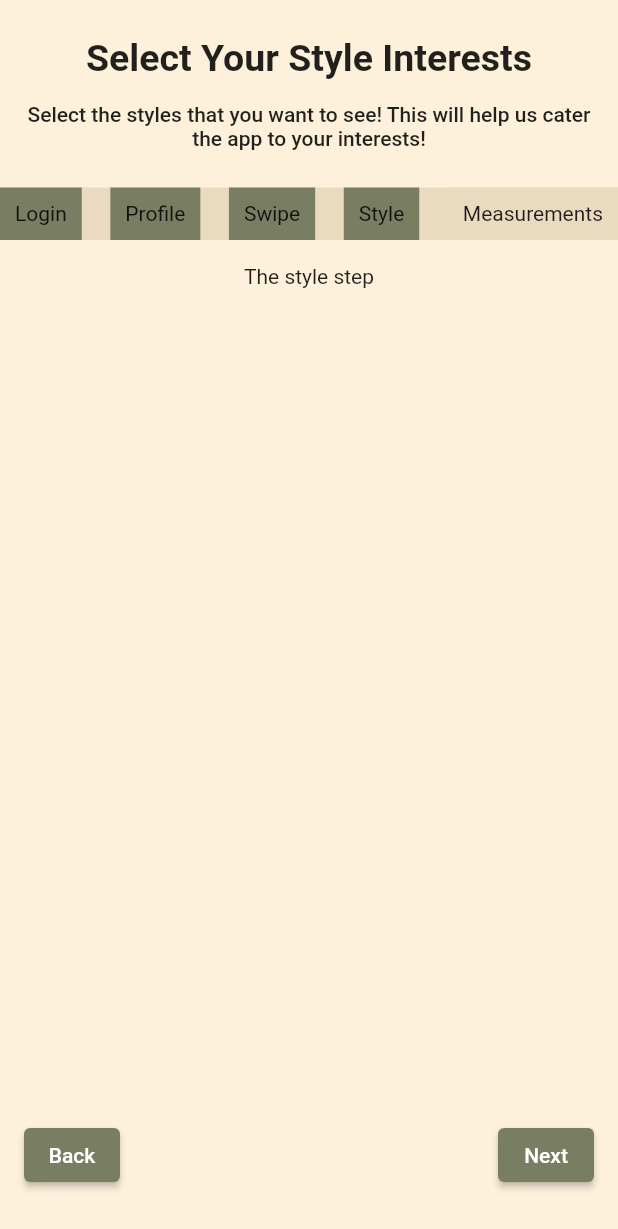
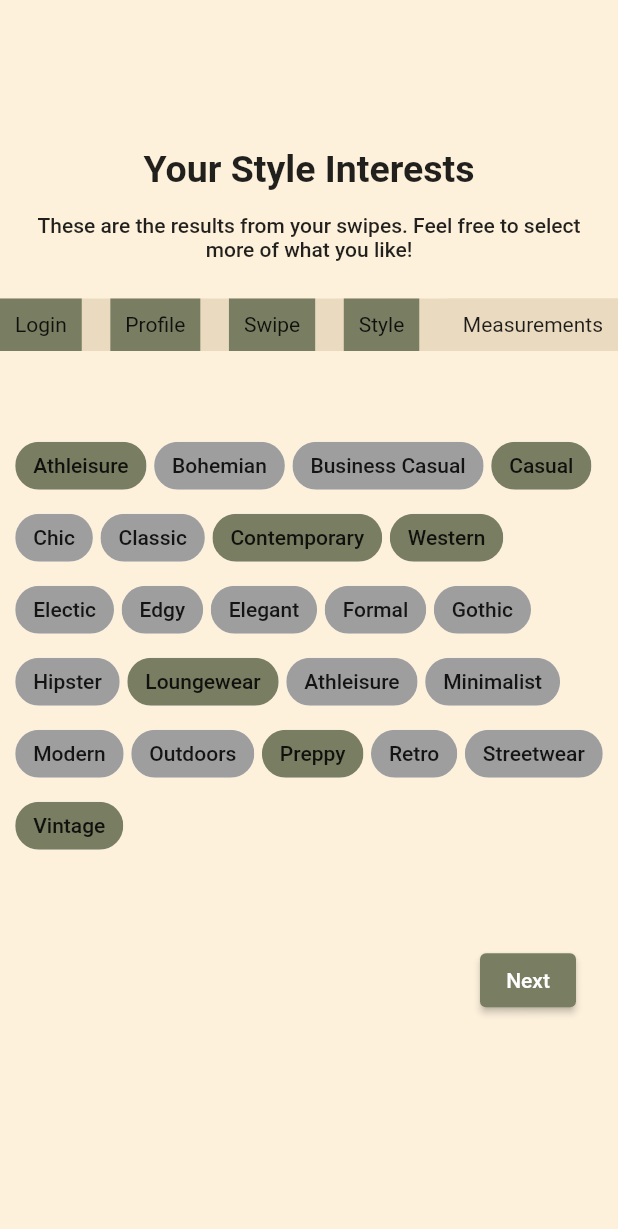
Before and after one commit to rndvouz/rndvouz_mobile_app, a Flutter app: the SignUpStyle screen opened by its route, on a phone screen of 412 x 824 dp. Shown: the top 1229 px of the screen. Run offline on Flutter 3.47's test engine with Material 2 defaults, Android fonts, the phone set to English and light mode, and no system bars; our stand-ins replace numberpicker.

Commit message:
updated colors for style selection

```diff
--- a/app/lib/app.dart
+++ b/app/lib/app.dart
@@ -5,7 +5,6 @@ import 'package:app/onboarding_process/sign_up_login.dart';
 import 'package:app/onboarding_process/sign_up_style.dart';
 import 'package:app/onboarding_process/setup_complete.dart';
 import 'package:app/onboarding_process/sign_up_size.dart';
-
 
 import 'package:flutter/material.dart';
 
@@ -33,8 +32,7 @@ ThemeData _buildAppTheme() {
       ),
       cardTheme: CardTheme(
         color: colorCream2,
-    )
-  );
+      ));
 }
 
 class RndvouzApp extends StatelessWidget {
--- a/app/lib/onboarding_process/sign_up_style.dart
+++ b/app/lib/onboarding_process/sign_up_style.dart
@@ -21,38 +21,160 @@ class _SignUpStyleState extends State<SignUpStyle> {
             bottomRight: Radius.circular(30)));
 
     return Scaffold(
-      body: SafeArea(
+      body: Center(
           child: Column(
-          mainAxisAlignment: MainAxisAlignment.start,
+        mainAxisAlignment: MainAxisAlignment.center,
         crossAxisAlignment: CrossAxisAlignment.center,
         children: <Widget>[
           SignUpTopBar(state: step),
-            Expanded(
-              child: Padding(
-                padding: const EdgeInsets.only(
-                    top: 16.0, left: 16, right: 16, bottom: 30),
+          Padding(
+            padding: const EdgeInsets.all(8.0),
+            child: SizedBox(
+                width: 500.0,
+                height: 500.0,
                 child: Column(
-                  mainAxisAlignment: MainAxisAlignment.spaceBetween,
+                  mainAxisAlignment: MainAxisAlignment.center,
                   crossAxisAlignment: CrossAxisAlignment.center,
-                  children: [
-                    const Text("The style step"),
-                    const SizedBox(height: 200.0),
+                  children: <Widget>[
+                    Wrap(
+                      spacing: 5.0,
+                      children: <Widget>[
+                        Chip(
+                          label: const Text('Athleisure'),
+                          shape: roundBorder,
+                          backgroundColor:
+                              Theme.of(context).colorScheme.primary,
+                        ),
+                        const Chip(
+                          label: Text('Bohemian'),
+                          shape: roundBorder,
+                          backgroundColor: Colors.grey,
+                        ),
+                        const Chip(
+                          label: Text('Business Casual'),
+                          shape: roundBorder,
+                          backgroundColor: Colors.grey,
+                        ),
+                        Chip(
+                          label: const Text('Casual'),
+                          shape: roundBorder,
+                          backgroundColor:
+                              Theme.of(context).colorScheme.primary,
+                        ),
+                        const Chip(
+                          label: Text('Chic'),
+                          shape: roundBorder,
+                          backgroundColor: Colors.grey,
+                        ),
+                        const Chip(
+                          label: Text('Classic'),
+                          shape: roundBorder,
+                          backgroundColor: Colors.grey,
+                        ),
+                        Chip(
+                          label: const Text('Contemporary'),
+                          shape: roundBorder,
+                          backgroundColor:
+                              Theme.of(context).colorScheme.primary,
+                        ),
+                        Chip(
+                          label: const Text('Western'),
+                          shape: roundBorder,
+                          backgroundColor:
+                              Theme.of(context).colorScheme.primary,
+                        ),
+                        const Chip(
+                          label: Text('Electic'),
+                          shape: roundBorder,
+                          backgroundColor: Colors.grey,
+                        ),
+                        const Chip(
+                          label: Text('Edgy'),
+                          shape: roundBorder,
+                          backgroundColor: Colors.grey,
+                        ),
+                        const Chip(
+                          label: Text('Elegant'),
+                          shape: roundBorder,
+                          backgroundColor: Colors.grey,
+                        ),
+                        const Chip(
+                          label: Text('Formal'),
+                          shape: roundBorder,
+                          backgroundColor: Colors.grey,
+                        ),
+                        const Chip(
+                          label: Text('Gothic'),
+                          shape: roundBorder,
+                          backgroundColor: Colors.grey,
+                        ),
+                        const Chip(
+                          label: Text('Hipster'),
+                          shape: roundBorder,
+                          backgroundColor: Colors.grey,
+                        ),
+                        Chip(
+                          label: const Text('Loungewear'),
+                          shape: roundBorder,
+                          backgroundColor:
+                              Theme.of(context).colorScheme.primary,
+                        ),
+                        const Chip(
+                          label: Text('Athleisure'),
+                          shape: roundBorder,
+                          backgroundColor: Colors.grey,
+                        ),
+                        const Chip(
+                          label: Text('Minimalist'),
+                          shape: roundBorder,
+                          backgroundColor: Colors.grey,
+                        ),
+                        const Chip(
+                          label: Text('Modern'),
+                          shape: roundBorder,
+                          backgroundColor: Colors.grey,
+                        ),
+                        const Chip(
+                          label: Text('Outdoors'),
+                          shape: roundBorder,
+                          backgroundColor: Colors.grey,
+                        ),
+                        Chip(
+                          label: const Text('Preppy'),
+                          shape: roundBorder,
+                          backgroundColor:
+                              Theme.of(context).colorScheme.primary,
+                        ),
+                        const Chip(
+                          label: Text('Retro'),
+                          shape: roundBorder,
+                          backgroundColor: Colors.grey,
+                        ),
+                        const Chip(
+                          label: Text('Streetwear'),
+                          shape: roundBorder,
+                          backgroundColor: Colors.grey,
+                        ),
+                        Chip(
+                          label: const Text('Vintage'),
+                          shape: roundBorder,
+                          backgroundColor:
+                              Theme.of(context).colorScheme.primary,
+                        ),
+                      ],
+                    ),
+                    const SizedBox(
+                      height: 35.0,
+                      width: 200.0,
+                    ),
                     Row(
-                      mainAxisAlignment: MainAxisAlignment.spaceBetween,
+                      mainAxisAlignment: MainAxisAlignment.end,
                       children: <Widget>[
                         Column(
                           children: [
-                            ElevatedButton(
-                              onPressed: () {
-                                Navigator.pop(context);
-                              },
-                              child: const Text('Back'),
-                            ),
-                          ],
-                        ),
-                        Column(
-                          children: [
-                            ElevatedButton(
+                            Padding(
+                                padding: const EdgeInsets.all(20.0),
+                                child: ElevatedButton(
                                   onPressed: () {
                                     Navigator.push(
                                         context,
@@ -61,18 +183,16 @@ class _SignUpStyleState extends State<SignUpStyle> {
                                                 const SignUpSize()));
                                   },
                                   child: const Text('Next'),
-                            ),
-                          ],
-                        ),
+                                ))
                           ],
                         )
                       ],
-                ),
-              ),
+                    )
+                  ],
+                )),
           ),
         ],
-        ),
-      ),
+      )),
     );
   }
 }
--- a/app/lib/onboarding_process/sign_up_top_bar.dart
+++ b/app/lib/onboarding_process/sign_up_top_bar.dart
@@ -32,9 +32,9 @@ class SignUpTopBar extends StatelessWidget {
     },
     {
       'state': 'Style',
-      'title': 'Select Your Style Interests',
+      'title': 'Your Style Interests',
       'description':
-          'Select the styles that you want to see! This will help us cater the app to your interests!',
+          'These are the results from your swipes. Feel free to select more of what you like!',
     },
     {
       'state': 'Measurements',
```
Lines whose indentation alone changed are shown as unchanged.
